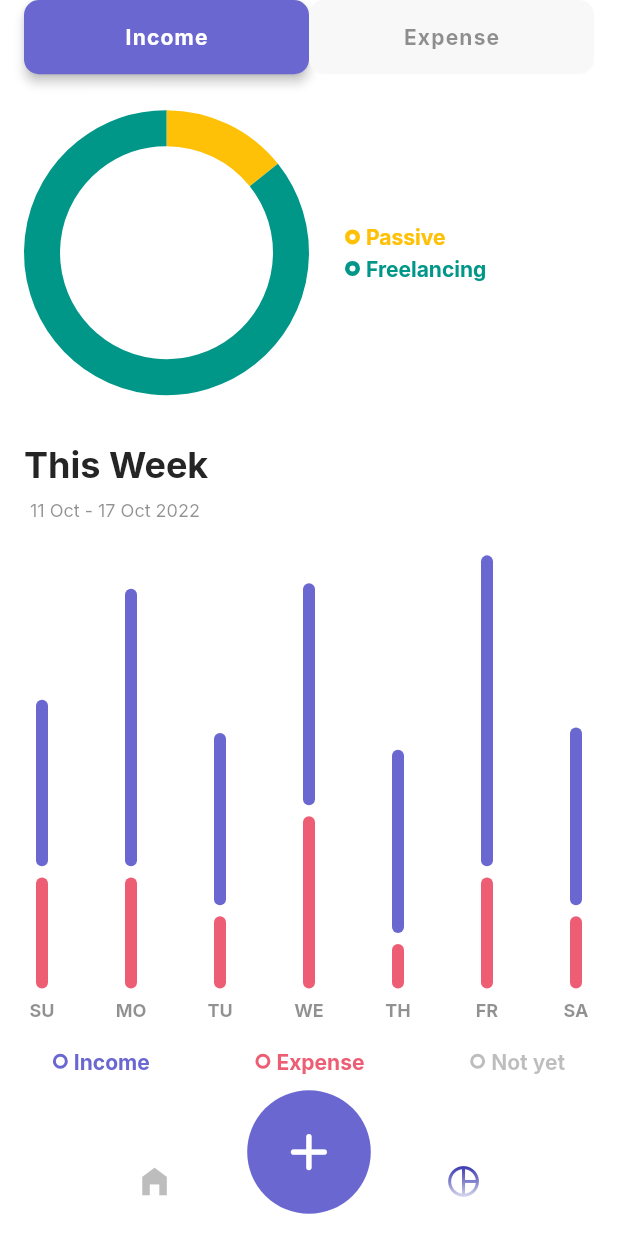
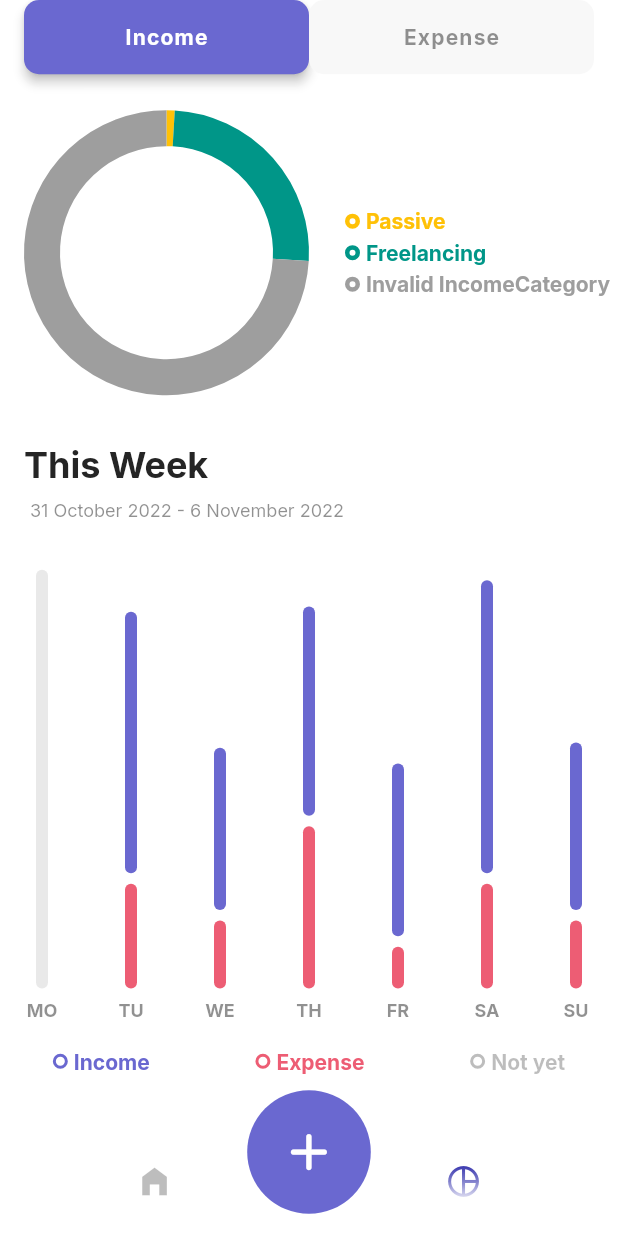
Before and after one commit to Muazzy/ExpenSicko, a Flutter app: the screen it shows after launch, item 2 of the bottom bar chosen, on a phone screen of 412 x 824 dp. Run offline on Flutter 3.47's test engine with Material 2 defaults, Android fonts, the phone set to English and light mode, and no system bars; drawn by our look-alikes of fl_chart; our stand-ins replace cloud_firestore, firebase_auth, firebase_core, flutter_svg, font_awesome_flutter, google_fonts and 3 more; accounts and stored records are empty.

Commit message:
fix some issues tommorow

```diff
--- a/lib/constants/content.dart
+++ b/lib/constants/content.dart
@@ -19,3 +19,13 @@ const List<String> months = [
   'November',
   'December',
 ];
+
+const List<String> daysOfTheWeek = [
+  'Monday',
+  'Tuesday',
+  'Wednesday',
+  'Thursday',
+  'Friday',
+  'Saturday',
+  'Sunday',
+];
--- a/lib/model/transaction_model.dart
+++ b/lib/model/transaction_model.dart
@@ -68,6 +68,14 @@ class AppTransaction {
     }
     return '${dateTime.day} ${months[dateTime.month - 1]} ${dateTime.year}';
   }
+
+  static String formatDate(DateTime dateTime) =>
+      '${dateTime.day} ${months[dateTime.month - 1]} ${dateTime.year}';
+
+  String weekDayName(int weekday) => daysOfTheWeek[weekday - 1];
+
+  static DateTime get mostRecentMondayFromCurrentDay =>
+      DateTime(now.year, now.month, now.day - (now.weekday - 1));
 
   String get categoryString {
     if (isExpense) {
--- a/lib/screens/example.dart
+++ b/lib/screens/example.dart
@@ -5,9 +5,10 @@ import 'package:flutter/material.dart';
 
 // Credit: https://dribbble.com/shots/10072126-Heeded-Dashboard
 class BarChartSample6 extends StatelessWidget {
-  const BarChartSample6({super.key});
+  const BarChartSample6({super.key, required this.expenseAndIncomes});
 
   static const betweenSpace = 0.2;
+  final List expenseAndIncomes;
 
   BarChartGroupData generateGroupData(
     int x,
@@ -15,9 +16,17 @@ class BarChartSample6 extends StatelessWidget {
     double income,
   ) {
     return BarChartGroupData(
+      // showingTooltipIndicators: [0],
+
       x: x,
       groupVertically: true,
-      barRods: [
+      barRods: rods(expense, income),
+    );
+  }
+
+  List<BarChartRodData> rods(double expense, double income) {
+    if (expense != 0 && income != 0) {
+      return [
         BarChartRodData(
           fromY: 0,
           toY: expense,
@@ -26,12 +35,21 @@ class BarChartSample6 extends StatelessWidget {
         ),
         BarChartRodData(
           fromY: expense + betweenSpace,
-          toY: expense + betweenSpace + income,
+          // divided by most highest expense or income & multiplied by 8.
+          toY: (expense + betweenSpace + income) / 8 * 8,
           color: darkPurple,
           width: 8,
         ),
-      ],
-    );
+      ];
+    }
+    return [
+      BarChartRodData(
+        fromY: 0,
+        toY: 8,
+        color: bodyTextColor.withOpacity(0.1),
+        width: 8,
+      ),
+    ];
   }
 
   Widget bottomTitles(double value, TitleMeta meta) {
@@ -43,25 +61,25 @@ class BarChartSample6 extends StatelessWidget {
     String text;
     switch (value.toInt()) {
       case 0:
-        text = 'SU';
+        text = 'MO';
         break;
       case 1:
-        text = 'MO';
+        text = 'TU';
         break;
       case 2:
-        text = 'TU';
+        text = 'WE';
         break;
       case 3:
-        text = 'WE';
+        text = 'TH';
         break;
       case 4:
-        text = 'TH';
+        text = 'FR';
         break;
       case 5:
-        text = 'FR';
+        text = 'SA';
         break;
       case 6:
-        text = 'SA';
+        text = 'SU';
         break;
       default:
         text = '';
@@ -85,6 +103,7 @@ class BarChartSample6 extends StatelessWidget {
           child: BarChart(
             BarChartData(
               alignment: BarChartAlignment.spaceBetween,
+              maxY: 8.5 + betweenSpace,
               titlesData: FlTitlesData(
                 leftTitles: AxisTitles(),
                 rightTitles: AxisTitles(),
@@ -103,8 +122,8 @@ class BarChartSample6 extends StatelessWidget {
               barGroups: [
                 generateGroupData(
                   0,
-                  2,
-                  3,
+                  0,
+                  0,
                 ),
                 generateGroupData(
                   1,
@@ -137,7 +156,6 @@ class BarChartSample6 extends StatelessWidget {
                   3.2,
                 ),
               ],
-              maxY: 8 + (betweenSpace * 1),
             ),
           ),
         ),
--- a/lib/screens/statistics_screen.dart
+++ b/lib/screens/statistics_screen.dart
@@ -1,3 +1,4 @@
+import 'package:cloud_firestore/cloud_firestore.dart';
 import 'package:expense_tracker_v2/constants/colors.dart';
 import 'package:expense_tracker_v2/model/transaction_model.dart';
 import 'package:expense_tracker_v2/screens/example.dart';
@@ -18,7 +19,7 @@ class _StatScreenState extends State<StatScreen> {
   //this will change.
   List<AppTransaction> transactions = [
     AppTransaction(
-      amount: 25,
+      amount: 1,
       name: 'aise hee',
       dateTime: DateTime.now(),
       document: null,
@@ -26,7 +27,7 @@ class _StatScreenState extends State<StatScreen> {
       isExpense: false,
     ),
     AppTransaction(
-      amount: 25,
+      amount: 2,
       name: 'aise hee',
       dateTime: DateTime.now(),
       document: null,
@@ -34,7 +35,7 @@ class _StatScreenState extends State<StatScreen> {
       isExpense: false,
     ),
     AppTransaction(
-      amount: 25,
+      amount: 3,
       name: 'aise hee',
       dateTime: DateTime.now(),
       document: null,
@@ -42,7 +43,7 @@ class _StatScreenState extends State<StatScreen> {
       isExpense: false,
     ),
     AppTransaction(
-      amount: 25,
+      amount: 4,
       name: 'aise hee',
       dateTime: DateTime.now(),
       document: null,
@@ -50,7 +51,7 @@ class _StatScreenState extends State<StatScreen> {
       isExpense: false,
     ),
     AppTransaction(
-      amount: 25,
+      amount: 5,
       name: 'aise hee',
       dateTime: DateTime.now(),
       document: null,
@@ -58,7 +59,7 @@ class _StatScreenState extends State<StatScreen> {
       isExpense: false,
     ),
     AppTransaction(
-      amount: 25,
+      amount: 6,
       name: 'aise hee',
       dateTime: DateTime.now(),
       document: null,
@@ -66,7 +67,7 @@ class _StatScreenState extends State<StatScreen> {
       isExpense: false,
     ),
     AppTransaction(
-      amount: 25,
+      amount: 7,
       name: 'aise hee',
       dateTime: DateTime.now(),
       document: null,
@@ -74,7 +75,7 @@ class _StatScreenState extends State<StatScreen> {
       isExpense: false,
     ),
     AppTransaction(
-      amount: 25,
+      amount: 8,
       name: 'aise hee',
       dateTime: DateTime.now(),
       document: null,
@@ -82,7 +83,7 @@ class _StatScreenState extends State<StatScreen> {
       isExpense: true,
     ),
     AppTransaction(
-      amount: 25,
+      amount: 9,
       name: 'aise hee',
       dateTime: DateTime.now(),
       document: null,
@@ -90,16 +91,34 @@ class _StatScreenState extends State<StatScreen> {
       isExpense: true,
     ),
     AppTransaction(
-      amount: 25,
+      amount: 10,
       name: 'aise hee',
       dateTime: DateTime.now(),
       document: null,
       category: ExpenseCategory.education,
       isExpense: true,
     ),
+    AppTransaction(
+      amount: 10,
+      name: 'aise hee',
+      dateTime: DateTime(2022, 1, 8),
+      document: null,
+      category: ExpenseCategory.education,
+      isExpense: true,
+    ),
+    AppTransaction(
+      amount: 80,
+      name: 'aise hee',
+      dateTime: DateTime(2022, 1, 8),
+      document: null,
+      category: ExpenseCategory.education,
+      isExpense: false,
+    ),
   ];
 
   final data = <String, dynamic>{};
+  List<DateTime> thisWeek = [];
+  final totalIncomeAndExpenseOfEachDayThisWeek = {};
 
   @override
   Widget build(BuildContext context) {
@@ -118,10 +137,71 @@ class _StatScreenState extends State<StatScreen> {
             'color': element.color,
           },
         );
-      } else {
-        print(element.category);
+      }
+      //  else {
+      //   print(element.category);
+      // }
+    }
+
+    // for (var element in transactions) {
+    //   for (var day in thisWeek) {
+    //     if (element.dateTime == day && element.isExpense) {
+    //       totalIncomeAndExpenseOfEachDayThisWeek.update(
+    //         day,
+    //         (value) => {
+    //           'totalAmount': value['totalAmount'] + element.amount,
+    //           'color': element.color,
+    //         },
+    //         ifAbsent: () => {
+    //           'totalAmount': element.amount,
+    //           'color': element.color,
+    //         },
+    //       );
+    //     }
+    //   }
+    // }
+//TODO: kal tak ye done krna hai.,
+    for (var day in thisWeek) {
+      for (var transactionItem in transactions) {
+        if (day != transactionItem.dateTime && transactionItem.isExpense) {
+          totalIncomeAndExpenseOfEachDayThisWeek.update(
+            day,
+            (value) => {
+              'totalExpense': value['totalExpense'] + transactionItem.amount,
+              'totalIncome': value['totalIncome'],
+            },
+            ifAbsent: () => {
+              'totalExpense': transactionItem.amount,
+              'totalIncome': 0,
+            },
+          );
+        }
+
+        if (day != transactionItem.dateTime && !transactionItem.isExpense) {
+          totalIncomeAndExpenseOfEachDayThisWeek.update(
+            day,
+            (value) => {
+              'totalIncome': value['totalIncome'] + transactionItem.amount,
+              'totalExpense': value['totalExpense'],
+            },
+            ifAbsent: () => {
+              'totalIncome': transactionItem.amount,
+              'totalExpense': 0,
+            },
+          );
+        }
       }
     }
+
+    //thisWeek // list of days of this week
+    for (int i = 0; i < 7; i++) {
+      thisWeek.add(
+        AppTransaction.mostRecentMondayFromCurrentDay.add(
+          Duration(days: i),
+        ),
+      );
+    }
+
     return SafeArea(
       child: Column(
         crossAxisAlignment: CrossAxisAlignment.start,
@@ -132,6 +212,9 @@ class _StatScreenState extends State<StatScreen> {
                 data.clear(); //to clear all the expense entries before adding the income entries & vice versa.
                 isExpense = !isExpense;
               });
+
+              // print(thisWeek[0].day);
+              print(totalIncomeAndExpenseOfEachDayThisWeek);
             },
             isExpense: isExpense,
             width: width,
@@ -210,7 +293,9 @@ class _StatScreenState extends State<StatScreen> {
                   padding: const EdgeInsets.only(left: 4),
                   //TODO make this dyanmic too.
                   child: Text(
-                    '11 Oct - 17 Oct 2022', //this will be handled dynamically.
+                    '${AppTransaction.formatDate(thisWeek[0])} - ${AppTransaction.formatDate(
+                      thisWeek[thisWeek.length - 1],
+                    )}', //this will be handled dynamically.
                     style: TextStyle(
                       color: bodyTextColor.withOpacity(0.5),
                       // fontWeight: FontWeight.bold,
@@ -223,7 +308,7 @@ class _StatScreenState extends State<StatScreen> {
           ),
           //TODO: bar chart dyanamically
           //make this dynamical tommorow.
-          BarChartSample6(),
+          const BarChartSample6(expenseAndIncomes: []),
           Padding(
             padding: const EdgeInsets.symmetric(vertical: 8.0),
             child: Row(
```
